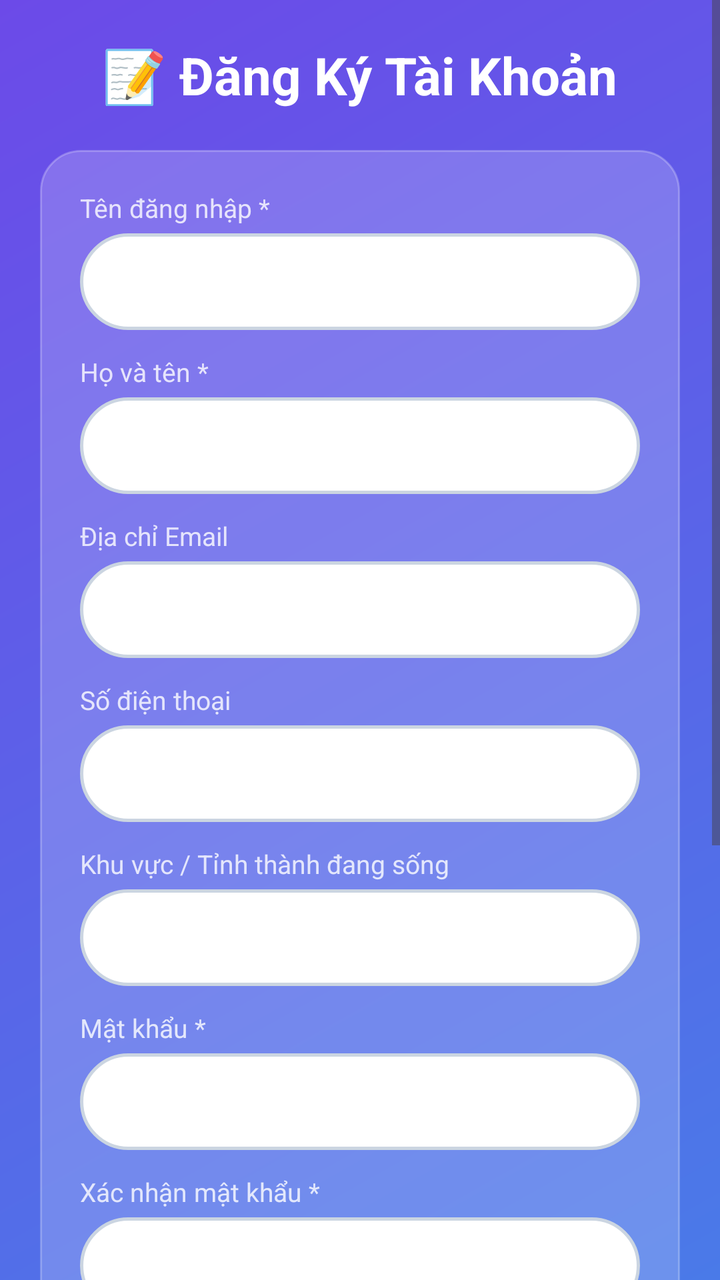
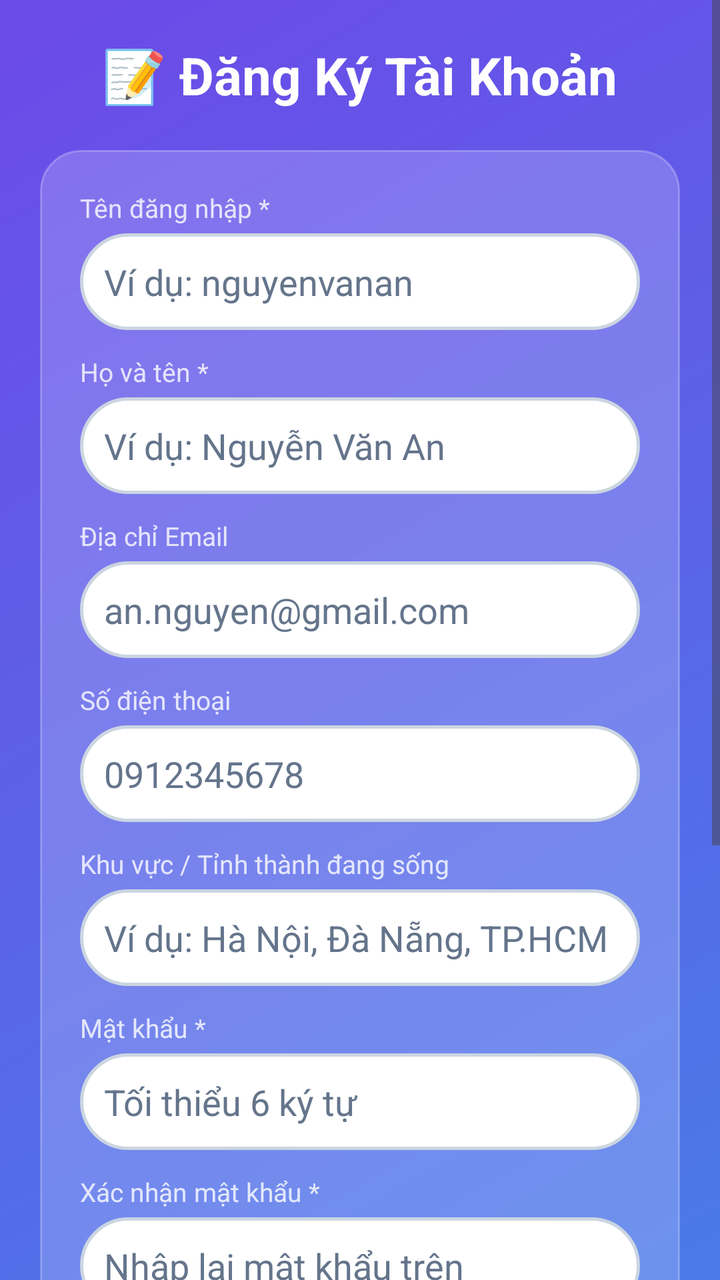

Screens rendered from an Android XML layout before and after an edit, with the pre-edit source and the edit as a unified diff.
<!-- AndroidManifest.xml: application theme Theme.DuBaoThoiTiet -->
<!-- res/layout/activity_register.xml -->
<?xml version="1.0" encoding="utf-8"?>
<ScrollView xmlns:android="http://schemas.android.com/apk/res/android"
    android:layout_width="match_parent"
    android:layout_height="match_parent"
    android:background="@drawable/gradient_background"
    android:fillViewport="true"
    android:fitsSystemWindows="true">

    <LinearLayout
        android:layout_width="match_parent"
        android:layout_height="wrap_content"
        android:orientation="vertical"
        android:padding="20dp"
        android:gravity="center">

        <TextView
            android:layout_width="wrap_content"
            android:layout_height="wrap_content"
            android:text="📝 Đăng Ký Tài Khoản"
            android:textColor="@android:color/white"
            android:textSize="26sp"
            android:textStyle="bold"
            android:layout_marginBottom="20dp"/>

        
        <LinearLayout
            android:layout_width="match_parent"
            android:layout_height="wrap_content"
            android:orientation="vertical"
            android:background="@drawable/card_background"
            android:padding="20dp">

            
            <TextView
                android:layout_width="wrap_content"
                android:layout_height="wrap_content"
                android:text="Tên đăng nhập *"
                android:textColor="#CCFFFFFF"
                android:textSize="13sp"
                android:layout_marginBottom="4dp"/>

            <EditText
                android:id="@+id/etRegUsername"
                android:layout_width="match_parent"
                android:layout_height="wrap_content"
                android:hint="Ví dụ: nguyenvanan"
                android:textColorHint="#80FFFFFF"
                android:textColor="@android:color/white"
                android:background="@drawable/search_background"
                android:padding="12dp"
                android:inputType="text"
                android:layout_marginBottom="12dp"/>

            
            <TextView
                android:layout_width="wrap_content"
                android:layout_height="wrap_content"
                android:text="Họ và tên *"
                android:textColor="#CCFFFFFF"
                android:textSize="13sp"
                android:layout_marginBottom="4dp"/>

            <EditText
                android:id="@+id/etRegFullName"
                android:layout_width="match_parent"
                android:layout_height="wrap_content"
                android:hint="Ví dụ: Nguyễn Văn An"
                android:textColorHint="#80FFFFFF"
                android:textColor="@android:color/white"
                android:background="@drawable/search_background"
                android:padding="12dp"
                android:inputType="textPersonName"
                android:layout_marginBottom="12dp"/>

            
            <TextView
                android:layout_width="wrap_content"
                android:layout_height="wrap_content"
                android:text="Địa chỉ Email"
                android:textColor="#CCFFFFFF"
                android:textSize="13sp"
                android:layout_marginBottom="4dp"/>

            <EditText
                android:id="@+id/etRegEmail"
                android:layout_width="match_parent"
                android:layout_height="wrap_content"
                android:hint="an.nguyen@gmail.com"
                android:textColorHint="#80FFFFFF"
                android:textColor="@android:color/white"
                android:background="@drawable/search_background"
                android:padding="12dp"
                android:inputType="textEmailAddress"
                android:layout_marginBottom="12dp"/>

            
            <TextView
                android:layout_width="wrap_content"
                android:layout_height="wrap_content"
                android:text="Số điện thoại"
                android:textColor="#CCFFFFFF"
                android:textSize="13sp"
                android:layout_marginBottom="4dp"/>

            <EditText
                android:id="@+id/etRegPhone"
                android:layout_width="match_parent"
                android:layout_height="wrap_content"
                android:hint="0912345678"
                android:textColorHint="#80FFFFFF"
                android:textColor="@android:color/white"
                android:background="@drawable/search_background"
                android:padding="12dp"
                android:inputType="phone"
                android:layout_marginBottom="12dp"/>

            
            <TextView
                android:layout_width="wrap_content"
                android:layout_height="wrap_content"
                android:text="Khu vực / Tỉnh thành đang sống"
                android:textColor="#CCFFFFFF"
                android:textSize="13sp"
                android:layout_marginBottom="4dp"/>

            <EditText
                android:id="@+id/etRegLocation"
                android:layout_width="match_parent"
                android:layout_height="wrap_content"
                android:hint="Ví dụ: Hà Nội, Đà Nẵng, TP.HCM"
                android:textColorHint="#80FFFFFF"
                android:textColor="@android:color/white"
                android:background="@drawable/search_background"
                android:padding="12dp"
                android:inputType="text"
                android:layout_marginBottom="12dp"/>

            
            <TextView
                android:layout_width="wrap_content"
                android:layout_height="wrap_content"
                android:text="Mật khẩu *"
                android:textColor="#CCFFFFFF"
                android:textSize="13sp"
                android:layout_marginBottom="4dp"/>

            <EditText
                android:id="@+id/etRegPassword"
                android:layout_width="match_parent"
                android:layout_height="wrap_content"
                android:hint="Tối thiểu 6 ký tự"
                android:textColorHint="#80FFFFFF"
                android:textColor="@android:color/white"
                android:background="@drawable/search_background"
                android:padding="12dp"
                android:inputType="textPassword"
                android:layout_marginBottom="12dp"/>

            
            <TextView
                android:layout_width="wrap_content"
                android:layout_height="wrap_content"
                android:text="Xác nhận mật khẩu *"
                android:textColor="#CCFFFFFF"
                android:textSize="13sp"
                android:layout_marginBottom="4dp"/>

            <EditText
                android:id="@+id/etRegConfirmPassword"
                android:layout_width="match_parent"
                android:layout_height="wrap_content"
                android:hint="Nhập lại mật khẩu trên"
                android:textColorHint="#80FFFFFF"
                android:textColor="@android:color/white"
                android:background="@drawable/search_background"
                android:padding="12dp"
                android:inputType="textPassword"
                android:layout_marginBottom="14dp"/>

            
            <TextView
                android:layout_width="wrap_content"
                android:layout_height="wrap_content"
                android:text="Loại tài khoản đăng ký *"
                android:textColor="#CCFFFFFF"
                android:textSize="13sp"
                android:layout_marginBottom="6dp"/>

            <RadioGroup
                android:id="@+id/rgAccountRole"
                android:layout_width="match_parent"
                android:layout_height="wrap_content"
                android:orientation="vertical"
                android:background="@drawable/search_background"
                android:padding="8dp"
                android:layout_marginBottom="18dp">

                <RadioButton
                    android:id="@+id/rbRoleUser"
                    android:layout_width="match_parent"
                    android:layout_height="wrap_content"
                    android:text="👤 Người dùng thông thường"
                    android:textColor="@android:color/white"
                    android:textSize="13sp"
                    android:checked="true"
                    android:buttonTint="@android:color/white"/>

                <RadioButton
                    android:id="@+id/rbRoleAdmin"
                    android:layout_width="match_parent"
                    android:layout_height="wrap_content"
                    android:text="👑 Quản trị viên - Admin (Toàn quyền quản trị CSDL)"
                    android:textColor="#FFEB3B"
                    android:textStyle="bold"
                    android:textSize="13sp"
                    android:buttonTint="#FFEB3B"/>
            </RadioGroup>

            
            <Button
                android:id="@+id/btnSubmitRegister"

                android:layout_width="match_parent"
                android:layout_height="wrap_content"
                android:text="Hoàn Tất Đăng Ký"
                android:textColor="@android:color/white"
                android:textSize="16sp"
                android:textStyle="bold"
                android:background="@drawable/button_normal"
                android:padding="14dp"
                android:layout_marginBottom="12dp"/>

            
            <TextView
                android:id="@+id/tvBackToLogin"
                android:layout_width="wrap_content"
                android:layout_height="wrap_content"
                android:text="Đã có tài khoản? Đăng nhập ngay"
                android:textColor="#B3FFFFFF"
                android:textSize="14sp"
                android:layout_gravity="center"
                android:padding="8dp"
                android:clickable="true"
                android:focusable="true"/>

        </LinearLayout>
    </LinearLayout>
</ScrollView>
<!-- resources referenced by this layout -->
<resources>
  <!-- drawable button_normal (drawable) -->
  <?xml version="1.0" encoding="utf-8"?>
  <shape xmlns:android="http://schemas.android.com/apk/res/android"
      android:shape="rectangle">
      <solid android:color="#40FFFFFF"/>
      <corners android:radius="15dp"/>
      <stroke
          android:width="1dp"
          android:color="#60FFFFFF"/>
  </shape>
  <!-- drawable card_background (drawable) -->
  <?xml version="1.0" encoding="utf-8"?>
  <shape xmlns:android="http://schemas.android.com/apk/res/android"
      android:shape="rectangle">
      <solid android:color="#30FFFFFF"/>
      <corners android:radius="20dp"/>
      <stroke
          android:width="1dp"
          android:color="#40FFFFFF"/>
  </shape>
  <!-- drawable gradient_background (drawable) -->
  <?xml version="1.0" encoding="utf-8"?>
  <shape xmlns:android="http://schemas.android.com/apk/res/android">
      <gradient
          android:angle="135"
          android:startColor="@color/gradientStart"
          android:endColor="@color/gradientEnd"
          android:type="linear"/>
  </shape>
  <!-- drawable search_background (drawable) -->
  <?xml version="1.0" encoding="utf-8"?>
  <shape xmlns:android="http://schemas.android.com/apk/res/android"
      android:shape="rectangle">
      <solid android:color="@color/searchBoxBg"/>
      <corners android:radius="24dp"/>
      <stroke
          android:width="1.5dp"
          android:color="@color/searchBoxBorder"/>
  </shape>
  <style name="Theme.DuBaoThoiTiet" parent="Base.Theme.DuBaoThoiTiet" />
  <color name="gradientStart">#4A7AE8</color>
  <color name="gradientEnd">#6C4AE8</color>
  <color name="searchBoxBg">#FFFFFF</color>
  <color name="searchBoxBorder">#CBD5E1</color>
  <style name="Base.Theme.DuBaoThoiTiet" parent="Theme.Material3.DayNight.NoActionBar">
          <item name="android:fitsSystemWindows">true</item>
      </style>
</resources>

<!-- the commit's change to res/layout/activity_register.xml (unified diff, before → after) -->
@@ -44,8 +44,8 @@
                 android:layout_width="match_parent"
                 android:layout_height="wrap_content"
                 android:hint="Ví dụ: nguyenvanan"
-                android:textColorHint="#80FFFFFF"
-                android:textColor="@android:color/white"
+                android:textColorHint="@color/searchBoxHint"
+                android:textColor="@color/searchBoxText"
                 android:background="@drawable/search_background"
                 android:padding="12dp"
                 android:inputType="text"
@@ -65,8 +65,8 @@
                 android:layout_width="match_parent"
                 android:layout_height="wrap_content"
                 android:hint="Ví dụ: Nguyễn Văn An"
-                android:textColorHint="#80FFFFFF"
-                android:textColor="@android:color/white"
+                android:textColorHint="@color/searchBoxHint"
+                android:textColor="@color/searchBoxText"
                 android:background="@drawable/search_background"
                 android:padding="12dp"
                 android:inputType="textPersonName"
@@ -86,8 +86,8 @@
                 android:layout_width="match_parent"
                 android:layout_height="wrap_content"
                 android:hint="an.nguyen@gmail.com"
-                android:textColorHint="#80FFFFFF"
-                android:textColor="@android:color/white"
+                android:textColorHint="@color/searchBoxHint"
+                android:textColor="@color/searchBoxText"
                 android:background="@drawable/search_background"
                 android:padding="12dp"
                 android:inputType="textEmailAddress"
@@ -107,8 +107,8 @@
                 android:layout_width="match_parent"
                 android:layout_height="wrap_content"
                 android:hint="0912345678"
-                android:textColorHint="#80FFFFFF"
-                android:textColor="@android:color/white"
+                android:textColorHint="@color/searchBoxHint"
+                android:textColor="@color/searchBoxText"
                 android:background="@drawable/search_background"
                 android:padding="12dp"
                 android:inputType="phone"
@@ -128,8 +128,8 @@
                 android:layout_width="match_parent"
                 android:layout_height="wrap_content"
                 android:hint="Ví dụ: Hà Nội, Đà Nẵng, TP.HCM"
-                android:textColorHint="#80FFFFFF"
-                android:textColor="@android:color/white"
+                android:textColorHint="@color/searchBoxHint"
+                android:textColor="@color/searchBoxText"
                 android:background="@drawable/search_background"
                 android:padding="12dp"
                 android:inputType="text"
@@ -149,8 +149,8 @@
                 android:layout_width="match_parent"
                 android:layout_height="wrap_content"
                 android:hint="Tối thiểu 6 ký tự"
-                android:textColorHint="#80FFFFFF"
-                android:textColor="@android:color/white"
+                android:textColorHint="@color/searchBoxHint"
+                android:textColor="@color/searchBoxText"
                 android:background="@drawable/search_background"
                 android:padding="12dp"
                 android:inputType="textPassword"
@@ -170,8 +170,8 @@
                 android:layout_width="match_parent"
                 android:layout_height="wrap_content"
                 android:hint="Nhập lại mật khẩu trên"
-                android:textColorHint="#80FFFFFF"
-                android:textColor="@android:color/white"
+                android:textColorHint="@color/searchBoxHint"
+                android:textColor="@color/searchBoxText"
                 android:background="@drawable/search_background"
                 android:padding="12dp"
                 android:inputType="textPassword"
@@ -200,20 +200,20 @@
                     android:layout_width="match_parent"
                     android:layout_height="wrap_content"
                     android:text="👤 Người dùng thông thường"
-                    android:textColor="@android:color/white"
+                    android:textColor="@color/searchBoxText"
                     android:textSize="13sp"
                     android:checked="true"
-                    android:buttonTint="@android:color/white"/>
+                    android:buttonTint="@color/searchIconTint"/>
 
                 <RadioButton
                     android:id="@+id/rbRoleAdmin"
                     android:layout_width="match_parent"
                     android:layout_height="wrap_content"
                     android:text="👑 Quản trị viên - Admin (Toàn quyền quản trị CSDL)"
-                    android:textColor="#FFEB3B"
+                    android:textColor="#EAB308"
                     android:textStyle="bold"
                     android:textSize="13sp"
-                    android:buttonTint="#FFEB3B"/>
+                    android:buttonTint="#EAB308"/>
             </RadioGroup>
 
             
<!-- resource entries referenced after the edit -->
@@ -1,5 +1,8 @@
 <!-- resources referenced by this layout -->
 <resources>
+  <color name="searchBoxHint">#64748B</color>
+  <color name="searchBoxText">#0F172A</color>
+  <color name="searchIconTint">#3B82F6</color>
   <!-- drawable button_normal (drawable) -->
   <?xml version="1.0" encoding="utf-8"?>
   <shape xmlns:android="http://schemas.android.com/apk/res/android"
